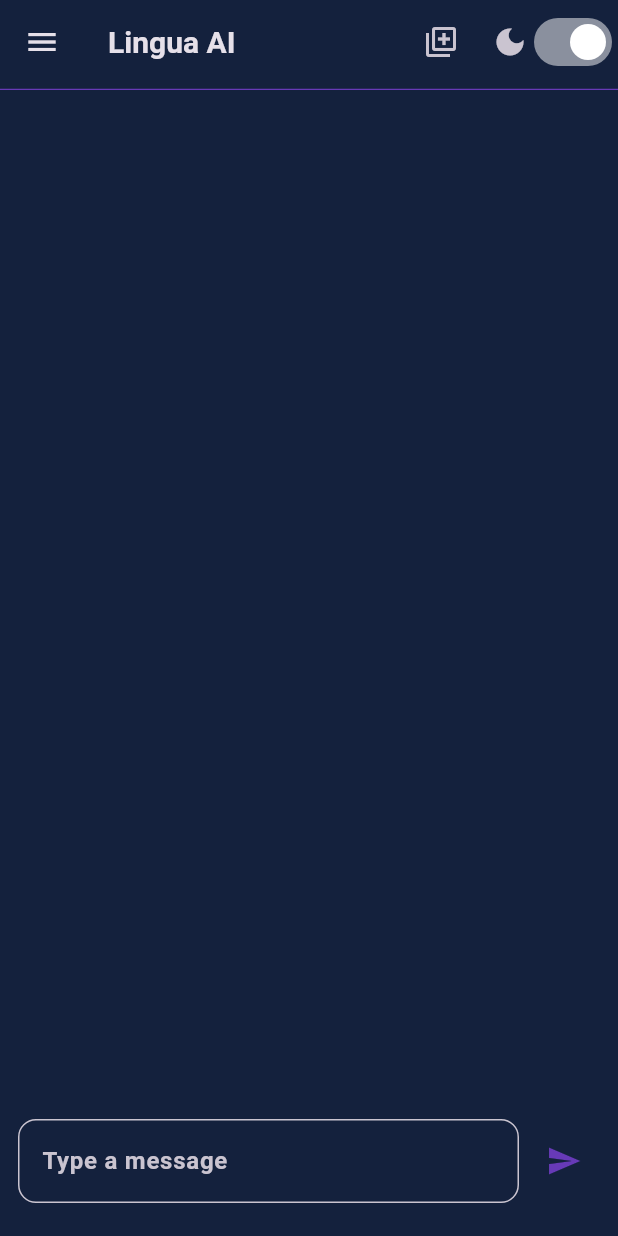
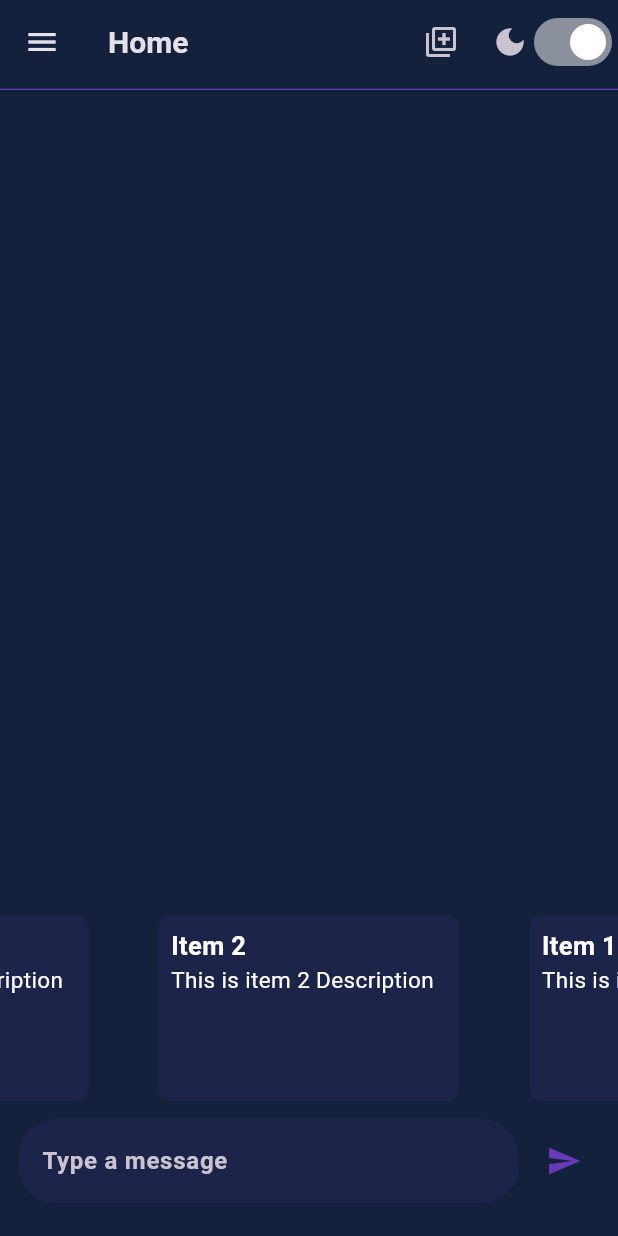
Before and after one commit to rufaromugabe/lingua-Ai, a Flutter app: the screen it shows after launch, on a phone screen of 412 x 824 dp. Run offline on Flutter 3.47's test engine with Material 3 defaults, Android fonts, the light colour scheme and no system bars; drawn by our look-alikes of carousel_slider; our stand-ins replace flutter_riverpod, google_fonts.

Commit message:
Responsivenes

```diff
--- a/lib/main.dart
+++ b/lib/main.dart
@@ -1,4 +1,5 @@
 import 'package:flutter/material.dart';
+import 'package:lingua_ai/screens/Responsivescreen.dart';
 import 'providers/active_theme_provider.dart';
 import 'screens/chat_screen.dart';
 import 'package:flutter_riverpod/flutter_riverpod.dart';
@@ -20,7 +21,7 @@
       darkTheme: darkTheme,
       debugShowCheckedModeBanner: false,
       themeMode: activeTheme == Themes.dark ? ThemeMode.dark : ThemeMode.light,
-      home: const ChatScreen(),
+      home: const Responsivness(),
     );
   }
 }
--- a/lib/providers/chats_provider.dart
+++ b/lib/providers/chats_provider.dart
@@ -3,6 +3,7 @@
 
 class ChatNotifier extends StateNotifier<List<ChatModel>> {
   ChatNotifier() : super([]);
+
   void add(ChatModel chatModel) {
     state = [...state, chatModel];
   }
@@ -10,6 +11,10 @@
   void removeTyping() {
     state = state..removeWhere((chat) => chat.id == 'typing');
   }
+
+  void newChat() {
+    state = [];
+  }
 }
 
 final chatsProvider = StateNotifierProvider<ChatNotifier, List<ChatModel>>(
--- /dev/null
+++ b/lib/providers/search_item_provider.dart
@@ -0,0 +1,17 @@
+import 'package:flutter_riverpod/flutter_riverpod.dart';
+
+final searchItemsProvider = Provider<List<SearchItem>>((ref) {
+  return [
+    SearchItem(title: 'Item 1', description: 'This is item 1 Description'),
+    SearchItem(title: 'Item 2', description: 'This is item 2 Description'),
+    // Add more items as needed
+  ];
+});
+
+class SearchItem {
+  final String title;
+  final String description; // Add this line
+
+  SearchItem(
+      {required this.title, required this.description}); // Update this line
+}
--- /dev/null
+++ b/lib/screens/Responsivescreen.dart
@@ -0,0 +1,52 @@
+import 'package:flutter/material.dart';
+import 'package:lingua_ai/screens/chat_screen.dart';
+import 'package:lingua_ai/screens/settings.dart';
+import 'package:lingua_ai/widgets/sidebar.dart';
+
+class Responsivness extends StatelessWidget {
+  const Responsivness({Key? key}) : super(key: key);
+
+  @override
+  Widget build(BuildContext context) {
+    return LayoutBuilder(
+      builder: (context, constraints) {
+        if (constraints.maxWidth > 600) {
+          // Show sidebar for wider screens
+          return Row(children: [
+            Flexible(flex: 1, child: Appsidebar() // This is your sidebar
+                ),
+            Flexible(flex: 3, child: ChatScreen() // This is your content
+                )
+          ]);
+        } else {
+          // Show drawer for smaller screens
+          return ChatScreen();
+        }
+      },
+    );
+  }
+}
+
+class Responsettings extends StatelessWidget {
+  const Responsettings({Key? key}) : super(key: key);
+
+  @override
+  Widget build(BuildContext context) {
+    return LayoutBuilder(
+      builder: (context, constraints) {
+        if (constraints.maxWidth > 600) {
+          // Show sidebar for wider screens
+          return Row(children: [
+            Flexible(flex: 1, child: Appsidebar() // This is your sidebar
+                ),
+            Flexible(flex: 3, child: ChatScreen() // This is your content
+                )
+          ]);
+        } else {
+          // Show drawer for smaller screens
+          return Appsettings();
+        }
+      },
+    );
+  }
+}
--- a/lib/screens/chat_screen.dart
+++ b/lib/screens/chat_screen.dart
@@ -1,11 +1,19 @@
 import 'package:flutter/material.dart';
 import 'package:flutter_riverpod/flutter_riverpod.dart';
+import 'package:lingua_ai/providers/search_item_provider.dart';
 import 'package:lingua_ai/widgets/drawer.dart';
 import '../providers/chats_provider.dart';
+import 'package:carousel_slider/carousel_slider.dart';
+
 import '../widgets/chat_item.dart';
-
 import '../widgets/my_app_bar.dart';
 import '../widgets/text_field.dart';
+
+class SearchItem {
+  final String title;
+
+  SearchItem({required this.title});
+}
 
 class ChatScreen extends StatelessWidget {
   const ChatScreen({super.key});
@@ -15,12 +23,57 @@
     return Scaffold(
         backgroundColor: Theme.of(context).colorScheme.primary,
         appBar: const MyAppBar(),
-        drawer: AppDrawer(),
+        drawer: MediaQuery.of(context).size.width > 600 ? null : AppDrawer(),
+        endDrawer: AppDrawer(),
         body: Column(
           children: [
             Expanded(
               child: Consumer(builder: (context, ref, child) {
                 final chats = ref.watch(chatsProvider).reversed.toList();
+                if (chats.isEmpty) {
+                  final searchHints =
+                      ref.watch(searchItemsProvider).toList().reversed.toList();
+                  return Container(
+                      alignment: Alignment.bottomLeft,
+                      child: CarouselSlider.builder(
+                          itemCount: searchHints.length,
+                          itemBuilder: (context, index, realIdx) {
+                            return Container(
+                                alignment: Alignment.bottomLeft,
+                                width: 200,
+                                padding: EdgeInsets.all(8.0),
+                                decoration: BoxDecoration(
+                                  color: Colors.deepPurple.withOpacity(0.1),
+                                  borderRadius: BorderRadius.circular(7),
+                                ),
+                                child: Column(
+                                  crossAxisAlignment: CrossAxisAlignment.start,
+                                  children: [
+                                    Text(
+                                      searchHints[index].title,
+                                      style: TextStyle(fontSize: 17),
+                                    ),
+                                    Text(
+                                      searchHints[index].description,
+                                      style: TextStyle(
+                                          fontSize: 15,
+                                          fontWeight: FontWeight.normal),
+                                    ),
+                                  ],
+                                ));
+                          },
+                          options: CarouselOptions(
+                            autoPlay: false,
+                            height: MediaQuery.of(context).size.height *
+                                0.15, // 30% of screen height
+                            viewportFraction: MediaQuery.of(context)
+                                        .size
+                                        .width <
+                                    600
+                                ? 0.6
+                                : 0.3, // 90% of screen width if width is less than 600, else 60%
+                          )));
+                } else {
                   return ListView.builder(
                     reverse: true,
                     itemCount: chats.length,
@@ -29,11 +82,12 @@
                       isMe: chats[index].isMe,
                     ),
                   );
+                }
               }),
             ),
             const Padding(
               padding: EdgeInsets.all(12.0),
-              child: TextAndVoiceField(),
+              child: AITextField(),
             ),
             const SizedBox(
               height: 10,
--- a/lib/widgets/my_app_bar.dart
+++ b/lib/widgets/my_app_bar.dart
@@ -1,6 +1,7 @@
 import 'package:flutter/material.dart';
 import 'package:flutter_riverpod/flutter_riverpod.dart';
 import '../providers/active_theme_provider.dart';
+import '../providers/chats_provider.dart';
 import 'theme_switch.dart';
 
 class MyAppBar extends StatelessWidget implements PreferredSizeWidget {
@@ -14,7 +15,7 @@
       child: AppBar(
         backgroundColor: Theme.of(context).colorScheme.primary,
         title: Text(
-          'Lingua AI',
+          'Home',
           style: TextStyle(fontWeight: FontWeight.bold),
         ),
         actions: [
@@ -23,11 +24,18 @@
           ),
           Row(
             children: [
-              IconButton(
-                onPressed: () {},
-                icon: Icon(
-                  Icons.library_add_outlined,
-                ),
+              Consumer(
+                builder: (context, ref, child) {
+                  final chatNotifier = ref.watch(chatsProvider.notifier);
+                  return IconButton(
+                    onPressed: () {
+                      chatNotifier.newChat();
+                    },
+                    icon: Icon(
+                      Icons.library_add_outlined,
+                    ),
+                  );
+                },
               ),
               const SizedBox(width: 10),
               Consumer(
--- a/lib/widgets/text_field.dart
+++ b/lib/widgets/text_field.dart
@@ -4,14 +4,14 @@
 import '../providers/chats_provider.dart';
 import '../services/ai_handler.dart';
 
-class TextAndVoiceField extends ConsumerStatefulWidget {
-  const TextAndVoiceField({super.key});
+class AITextField extends ConsumerStatefulWidget {
+  const AITextField({super.key});
 
   @override
-  ConsumerState<TextAndVoiceField> createState() => _TextAndVoiceFieldState();
+  ConsumerState<AITextField> createState() => _AITextFieldState();
 }
 
-class _TextAndVoiceFieldState extends ConsumerState<TextAndVoiceField> {
+class _AITextFieldState extends ConsumerState<AITextField> {
   final _messageController = TextEditingController();
   final AIHandler _lingua = AIHandler();
   var _isReplying = false;
@@ -26,19 +26,11 @@
             cursorColor: Theme.of(context).colorScheme.onPrimary,
             decoration: InputDecoration(
               filled: true,
-              fillColor: Theme.of(context).colorScheme.primary,
+              fillColor: Colors.deepPurple.withOpacity(0.1),
               hintText: 'Type a message',
               border: OutlineInputBorder(
-                borderRadius: BorderRadius.circular(12),
-              ),
-              focusedBorder: OutlineInputBorder(
-                borderSide: BorderSide(
-                  color: Theme.of(context).colorScheme.onPrimary,
-                ),
-                borderRadius: BorderRadius.circular(
-                  12,
-                ),
-              ),
+                  borderRadius: BorderRadius.circular(25),
+                  borderSide: BorderSide.none),
             ),
           ),
         ),
--- a/pubspec.yaml
+++ b/pubspec.yaml
@@ -39,6 +39,7 @@
   flutter_riverpod: ^2.1.3
   http: ^1.2.1
   google_fonts: ^6.2.1
+  carousel_slider: ^4.2.1
 
 dev_dependencies:
   flutter_test:
```
Also changed, not shown: lib/screens/responsivesettings.dart (added, +92 -0 lines), lib/widgets/drawer.dart (+15 -10 lines), lib/widgets/sidebar.dart (added, +66 -0 lines), pubspec.lock. Lines whose indentation alone changed are shown as unchanged.
